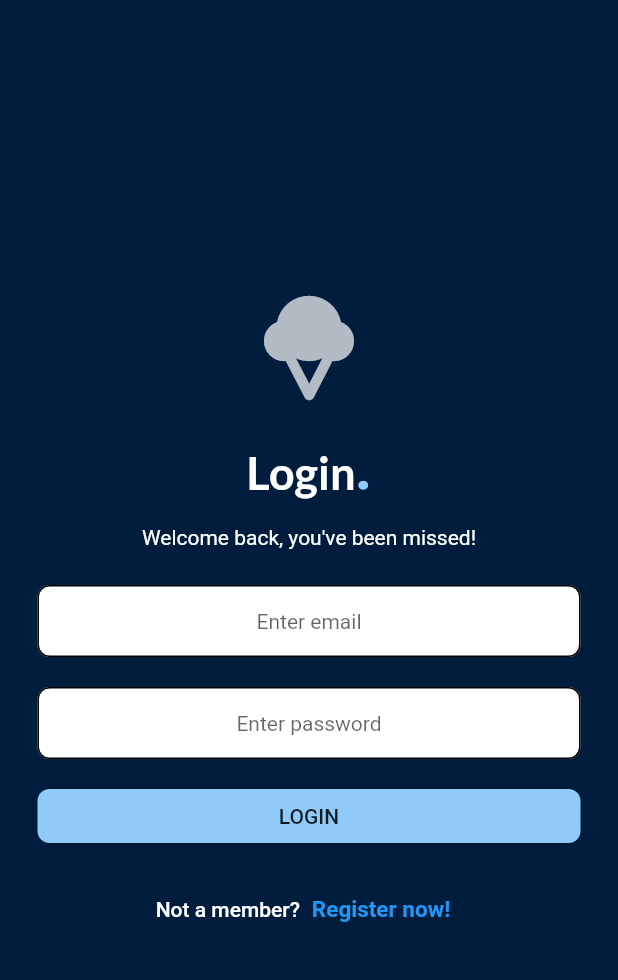
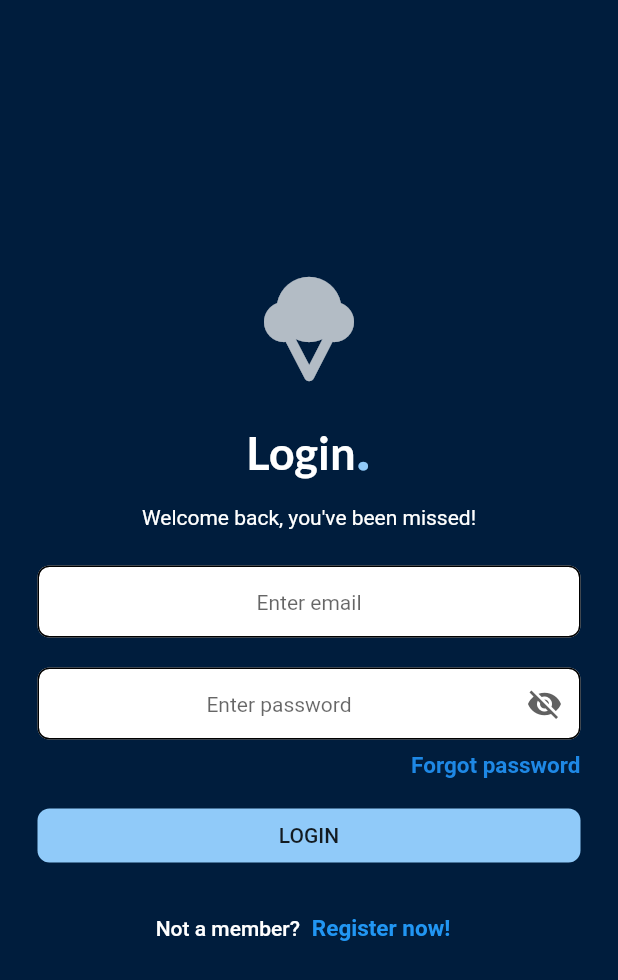
Before and after one commit to Sureka26/Flutter-Firebase-App, a Flutter app: the screen it shows after launch, on a phone screen of 412 x 824 dp. Shown: the top 980 px of the screen. Run offline on Flutter 3.47's test engine with Material 2 defaults, Android fonts, the phone set to English and light mode, and no system bars; our stand-ins replace firebase_auth, firebase_core, flutter_spinkit; accounts and stored records are empty.

Commit message:
Done: Reset Password

```diff
--- a/lib/src/authentication/screens/login.dart
+++ b/lib/src/authentication/screens/login.dart
@@ -2,6 +2,7 @@ import 'package:firebase_auth/firebase_auth.dart';
 import 'package:flutter/cupertino.dart';
 import 'package:flutter/material.dart';
 import 'package:flutter_auth_app/src/authentication/network/auth_firebase.dart';
+import 'package:flutter_auth_app/src/authentication/screens/forgot_pwd.dart';
 import 'package:flutter_auth_app/src/utils/function_utils.dart';
 import 'package:flutter_auth_app/src/utils/screens/loading.dart';
 import 'package:flutter_auth_app/src/authentication/screens/sign_up.dart';
@@ -30,8 +31,8 @@ class _LoginState extends State<Login> {
     });
 
     User? user = await AuthFirebase.loginUser(
-      email: _emailController.text,
-      password: _passwordController.text,
+      email: _emailController.text.trim(),
+      password: _passwordController.text.trim(),
     );
     if (user == null) {
       showAuthErrorDialog(context);
@@ -47,6 +48,8 @@ class _LoginState extends State<Login> {
     _passwordController.dispose();
     super.dispose();
   }
+
+  bool showPassword = true;
 
   @override
   Widget build(BuildContext context) {
@@ -162,8 +165,25 @@ class _LoginState extends State<Login> {
                               }
                             },
                             controller: _passwordController,
+                            obscureText: showPassword,
                             textAlign: TextAlign.center,
                             decoration: InputDecoration(
+                              suffixIcon: IconButton(
+                                icon: showPassword == true
+                                    ? Icon(
+                                        Icons.visibility_off,
+                                        color: Colors.grey[700],
+                                      )
+                                    : Icon(
+                                        Icons.visibility,
+                                        color: Colors.grey[700],
+                                      ),
+                                onPressed: () {
+                                  setState(() {
+                                    showPassword = !showPassword;
+                                  });
+                                },
+                              ),
                               contentPadding: const EdgeInsets.all(8.0),
                               hintText: 'Enter password',
                               hintStyle: const TextStyle(fontSize: 14.0),
@@ -182,6 +202,34 @@ class _LoginState extends State<Login> {
                                   width: 2.0,
                                 ),
                               ),
+                            ),
+                          ),
+                          const SizedBox(
+                            height: 8.0,
+                          ),
+                          Padding(
+                            padding:
+                                const EdgeInsets.symmetric(horizontal: 0.0),
+                            child: Row(
+                              mainAxisAlignment: MainAxisAlignment.end,
+                              children: [
+                                GestureDetector(
+                                  onTap: () {
+                                    Navigator.push(context,
+                                        MaterialPageRoute(builder: (context) {
+                                      return ForgotPasswordPage();
+                                    }));
+                                  },
+                                  child: Text(
+                                    'Forgot password',
+                                    style: TextStyle(
+                                      fontWeight: FontWeight.w600,
+                                      fontSize: 15.0,
+                                      color: Colors.blue.shade600,
+                                    ),
+                                  ),
+                                ),
+                              ],
                             ),
                           ),
                           const SizedBox(
--- a/pubspec.yaml
+++ b/pubspec.yaml
@@ -35,7 +35,7 @@ dependencies:
   # Use with the CupertinoIcons class for iOS style icons.
   cupertino_icons: ^1.0.2
   firebase_core: ^1.0.3
-  firebase_auth: ^1.0.3
+  firebase_auth: ^3.3.12
   flutter_spinkit: ^5.1.0
 
 dev_dependencies:
```
Also changed, not shown: lib/src/authentication/screens/forgot_pwd.dart (added, +158 -0 lines), pubspec.lock.
